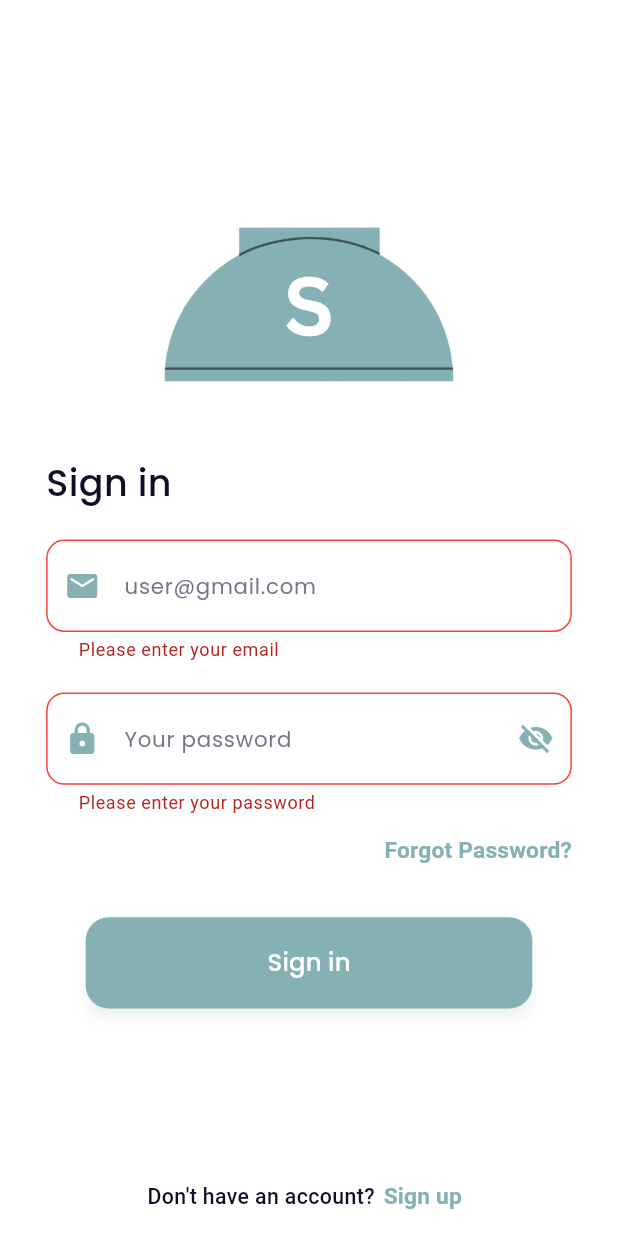
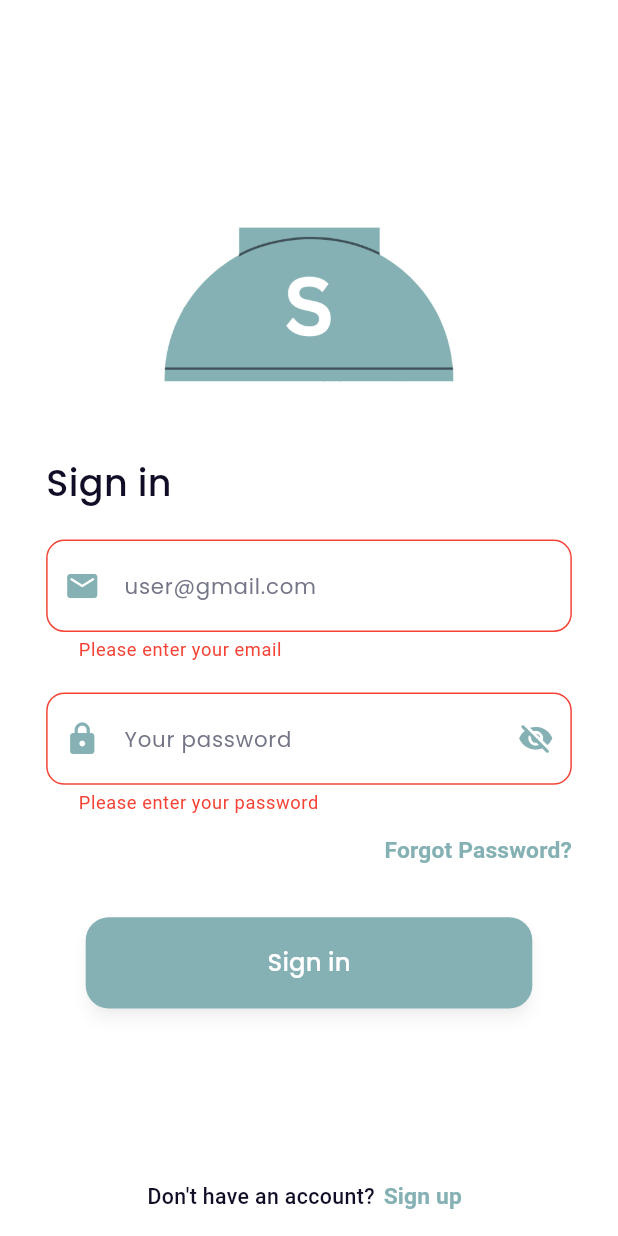
Before and after one commit to favjiw/seacatering, a Flutter app: the screen it shows after launch, after a tap on "Sign in", on a phone screen of 412 x 824 dp. Run offline on Flutter 3.47's test engine with Material 3 defaults, Android fonts, the phone set to English and light mode, and no system bars; our stand-ins replace email_validator, flutter_screenutil, get, google_fonts, hexcolor.

Commit message:
change error textstyle

```diff
--- a/lib/app/shared/constants/text_style.dart
+++ b/lib/app/shared/constants/text_style.dart
@@ -52,6 +52,12 @@ class AppTextStyle {
     color: AppColors.primary,
   );
 
+  static final error = GoogleFonts.roboto(
+    fontSize: 12.sp,
+    fontWeight: FontWeight.w400,
+    color: AppColors.error,
+  );
+
   static final caption = GoogleFonts.openSans(
     fontSize: 12.sp,
     color: Colors.grey,
--- a/lib/app/shared/widgets/custom_text_field.dart
+++ b/lib/app/shared/widgets/custom_text_field.dart
@@ -1,6 +1,9 @@
 import 'package:flutter/material.dart';
 import 'package:flutter_screenutil/flutter_screenutil.dart';
 import 'package:hexcolor/hexcolor.dart';
+
+import '../constants/colors.dart';
+import '../constants/text_style.dart';
 
 class CustomTextField extends StatelessWidget {
   final String hintText;
@@ -75,19 +78,20 @@ class CustomTextField extends StatelessWidget {
           errorBorder: OutlineInputBorder(
             borderRadius: BorderRadius.circular(12.r),
             borderSide: BorderSide(
-              color: Colors.red,
+              color: AppColors.error,
             ),
           ),
           focusedErrorBorder: OutlineInputBorder(
             borderRadius: BorderRadius.circular(12.r),
             borderSide: BorderSide(
-              color: Colors.red,
+              color: AppColors.error,
               width: 2,
             ),
           ),
           border: OutlineInputBorder(
             borderRadius: BorderRadius.circular(12.r),
           ),
+          errorStyle: AppTextStyle.error,
         ),
       ),
     );
```
